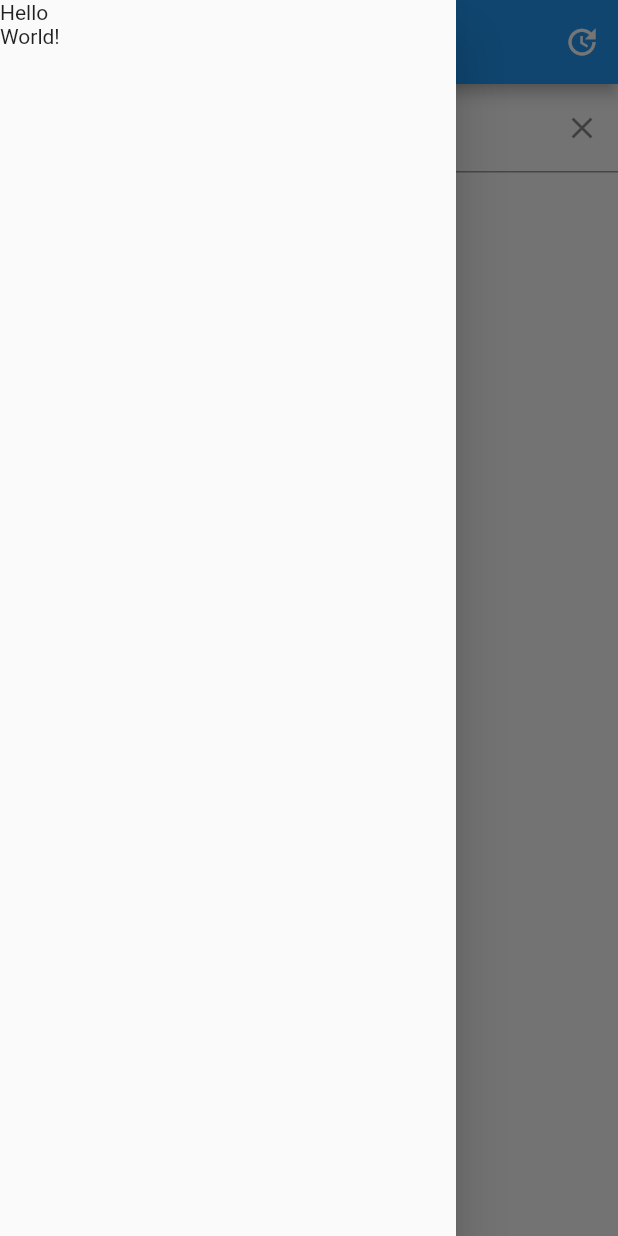
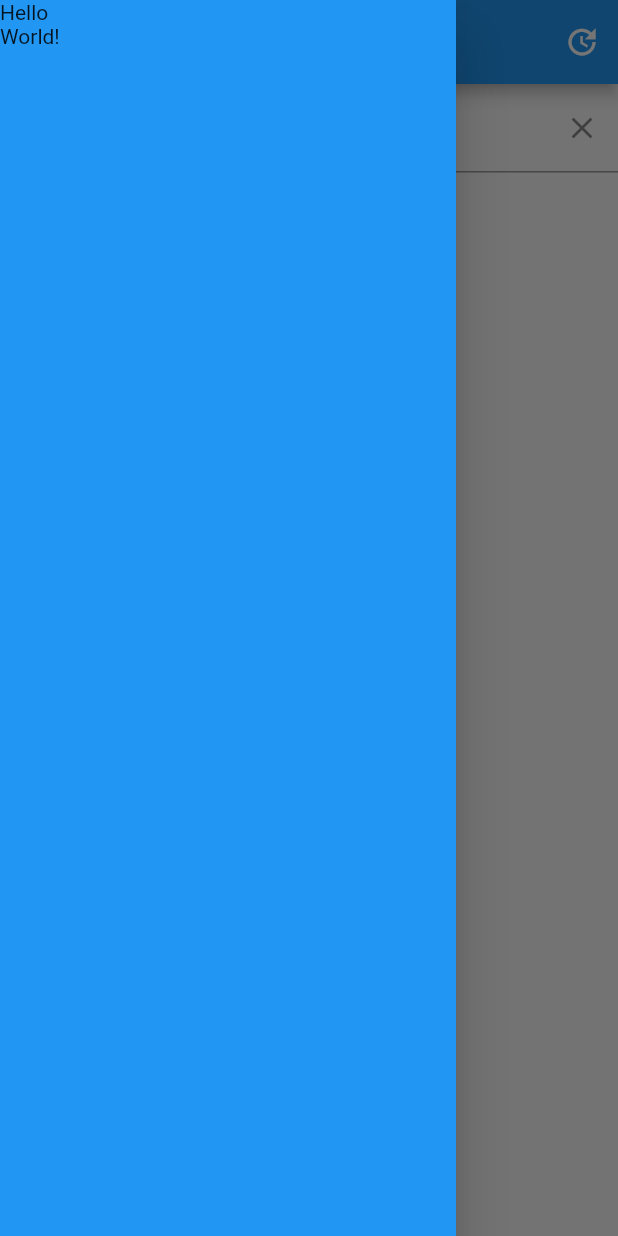
Before and after one commit to andersrydberg/solligan, a Flutter app: the screen it shows after launch, with the side drawer open, on a phone screen of 412 x 824 dp. Run offline on Flutter 3.47's test engine with Material 2 defaults, Android fonts, the phone set to English and light mode, and no system bars; our stand-ins replace latlong2; network calls fail; statements that could not run were skipped.

Commit message:
Implement filter for search string

```diff
--- a/solligan_app/lib/helpers/observation_data_provider.dart
+++ b/solligan_app/lib/helpers/observation_data_provider.dart
@@ -21,10 +21,16 @@ const List<String> monthsSwedish = [
   'december'
 ];
 
+const smhiUrlPrefix =
+    'https://opendata-download-metobs.smhi.se/api/version/1.0/parameter/';
+
+// enum SortOption { }
+
 class ObservationDataProvider extends ChangeNotifier {
   final Map<String, Parameter> _data = {};
   String _selectedParameter = '1';
   String _searchString = '';
+  bool omitMissing = false;
 
   // getters and setters
   List<Station>? get data => _data[_selectedParameter]?.filteredData;
@@ -90,14 +96,14 @@ class ObservationDataProvider extends ChangeNotifier {
 }
 
 class Parameter {
-  final ObservationDataProvider provider;
-  final String parameterId;
+  final ObservationDataProvider _provider;
+  final String _parameterId;
 
   final List<Station> _allData = [];
   final List<Station> _filteredData = [];
   DateTime? _updated;
 
-  Parameter(this.provider, this.parameterId);
+  Parameter(this._provider, this._parameterId);
 
   List<Station> get filteredData => _filteredData;
 
@@ -107,7 +113,7 @@ class Parameter {
     if (DateTime.now().difference(_updated!).inHours >= 1) {
       // check if data has been updated on remote server
       final uri = Uri.parse(
-          'https://opendata-download-metobs.smhi.se/api/version/1.0/parameter/$parameterId/station-set/all/period/latest-hour.json');
+          '$smhiUrlPrefix$_parameterId/station-set/all/period/latest-hour.json');
       final json = await getJsonFromUri(uri);
       if (json case {'updated': int updated}) {
         return DateTime.fromMillisecondsSinceEpoch(updated).isAfter(_updated!);
@@ -121,7 +127,7 @@ class Parameter {
     debugPrint('Paramter._update: entering');
     // fetch data
     final uri = Uri.parse(
-        'https://opendata-download-metobs.smhi.se/api/version/1.0/parameter/$parameterId/station-set/all/period/latest-hour/data.json');
+        '$smhiUrlPrefix$_parameterId/station-set/all/period/latest-hour/data.json');
     final json = await getJsonFromUri(uri);
 
     if (json case {'updated': int updated, 'station': List stations}) {
@@ -143,11 +149,24 @@ class Parameter {
     if (await _updateNeeded()) await _update();
   }
 
-  // TODO
   void applyFilters() {
     debugPrint('Parameter.applyFilters: entering');
     _filteredData.clear();
     _filteredData.addAll(_allData);
+
+    // 1. filter by omit missing data option
+    if (_provider.omitMissing) {
+      _filteredData.removeWhere((station) => station.value == null);
+    }
+
+    // 2. filter by search string
+    final string = _provider.searchString.toLowerCase();
+    if (string != '') {
+      _filteredData.retainWhere(
+          (station) => station.name.toLowerCase().contains(string));
+    }
+
+    // 3. sort
   }
 }
 
--- a/solligan_app/lib/screens/observations.dart
+++ b/solligan_app/lib/screens/observations.dart
@@ -36,9 +36,7 @@ class _ObservationsState extends State<Observations> {
             ],
           ),
           IconButton(
-              onPressed: () {
-                dataModel.requestUpdate();
-              },
+              onPressed: dataModel.requestUpdate,
               icon: const Icon(Icons.update))
         ],
       ),
@@ -46,6 +44,8 @@ class _ObservationsState extends State<Observations> {
         children: [
           TextField(
             controller: _textFieldController,
+            autocorrect: false,
+            enableSuggestions: false,
             onChanged: (string) => dataModel.searchString = string,
             decoration: InputDecoration(
               labelText: 'Sök station',
@@ -84,6 +84,7 @@ class _ObservationsState extends State<Observations> {
         ],
       ),
       drawer: Drawer(
+        backgroundColor: Theme.of(context).primaryColor,
         child: ListView(
           children: const <Widget>[
             Text('Hello'),
```
